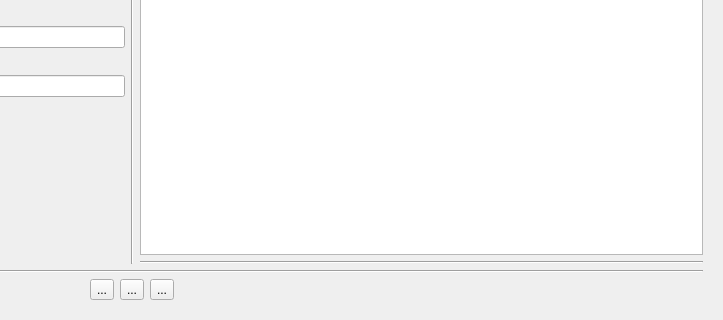
Before: the Qt Designer form Auto_Ecole/moniteur/moniteur.ui in AmineHouari98/auto_Ecole, drawn with Qt 5; both pictures show x 459 to 1182 and y 344 to 664 of the 1182 by 664 pixel window.
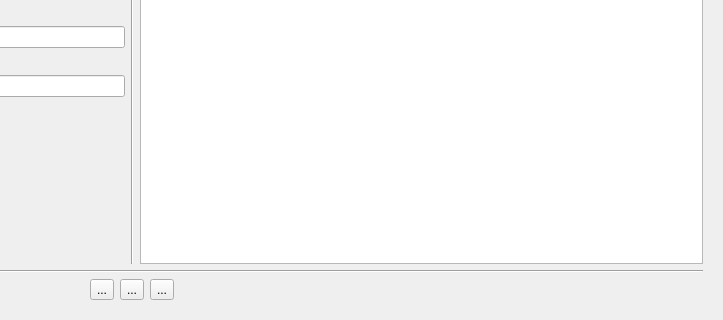
After: the same form once the commit is applied. Icons and pictures are not drawn. Custom widgets are drawn as their Qt base class.

What changed in the file:
```diff
--- a/Auto_Ecole/moniteur/moniteur.ui
+++ b/Auto_Ecole/moniteur/moniteur.ui
@@ -390,13 +390,6 @@
              <item>
               <widget class="QTableView" name="tableView_2"/>
              </item>
-             <item>
-              <widget class="Line" name="line_4">
-               <property name="orientation">
-                <enum>Qt::Horizontal</enum>
-               </property>
-              </widget>
-             </item>
             </layout>
            </item>
           </layout>
```
